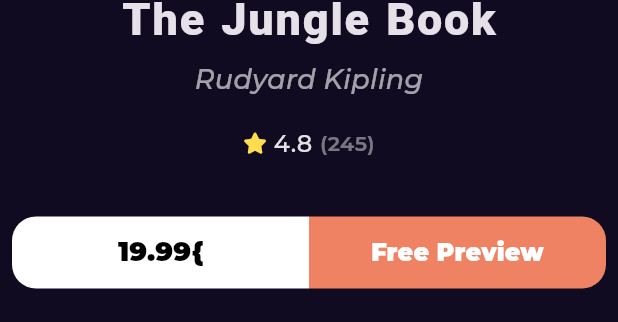
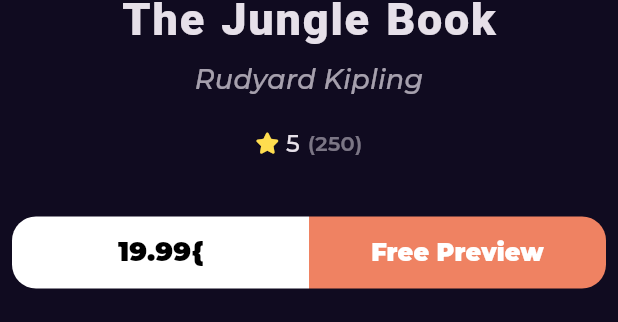
Before and after one commit to MohamedkamalSoudi/Bookly_App, a Flutter app: the BookDetailsSection widget shown alone on an empty page, opened directly, on a phone screen of 412 x 824 dp. Shown: the part 648-970 px from the top of the screen. Run offline on Flutter 3.47's test engine with Material 3 defaults, Android fonts, the phone set to English and light mode, and no system bars; drawn by our look-alikes of cached_network_image; our stand-ins replace dartz, dio, equatable, flutter_bloc, font_awesome_flutter, get_it and 2 more; network calls fail.

Commit message:
display newset books list view data

```diff
--- a/lib/Features/home/pressentation/views/data/models/book_model/volume_info.dart
+++ b/lib/Features/home/pressentation/views/data/models/book_model/volume_info.dart
@@ -15,6 +15,8 @@
   final int? pageCount;
   final String? printType;
   final List<String>? categories;
+  final int? averageRating;
+  final int? ratingsCount;
   final String? maturityRating;
   final bool? allowAnonLogging;
   final String? contentVersion;
@@ -26,6 +28,8 @@
   final String? canonicalVolumeLink;
 
   const VolumeInfo({
+    this.averageRating,
+    this.ratingsCount,
     this.title,
     this.authors,
     this.publishedDate,
@@ -64,6 +68,8 @@
         maturityRating: json['maturityRating'] as String?,
         allowAnonLogging: json['allowAnonLogging'] as bool?,
         contentVersion: json['contentVersion'] as String?,
+        averageRating: json['averageRating'] as int?,
+        ratingsCount: json['ratingsCount'] as int?,
         panelizationSummary: json['panelizationSummary'] == null
             ? null
             : PanelizationSummary.fromJson(
--- a/lib/Features/home/pressentation/views/widgets/Book_rating.dart
+++ b/lib/Features/home/pressentation/views/widgets/Book_rating.dart
@@ -4,8 +4,10 @@
 
 class BookRating extends StatelessWidget {
   const BookRating(
-      {super.key, this.mainAxisAlignment = MainAxisAlignment.start});
+      {super.key, this.mainAxisAlignment = MainAxisAlignment.start, required this.rating, required this.count});
   final MainAxisAlignment mainAxisAlignment;
+  final int  rating;
+  final int count;
   @override
   Widget build(BuildContext context) {
     return Row(
@@ -19,8 +21,8 @@
         const SizedBox(
           width: 6.3,
         ),
-        const Text(
-          '4.8',
+        Text(
+          rating.toString(),
           style: Styles.textStyle16,
         ),
         const SizedBox(
@@ -28,7 +30,7 @@
         ),
         Opacity(
           opacity: 0.5,
-          child: Text('(245)',
+          child: Text('($count)',
               style: Styles.textStyle14.copyWith(
                 fontWeight: FontWeight.w600,
               )),
--- a/lib/Features/home/pressentation/views/widgets/books_details_section.dart
+++ b/lib/Features/home/pressentation/views/widgets/books_details_section.dart
@@ -40,6 +40,8 @@
           height: 18,
         ),
         const BookRating(
+          rating: 5,
+          count: 250,
           mainAxisAlignment: MainAxisAlignment.center,
         ),
         const SizedBox(
--- a/lib/Features/home/pressentation/views/widgets/home_view_body.dart
+++ b/lib/Features/home/pressentation/views/widgets/home_view_body.dart
@@ -10,6 +10,7 @@
   @override
   Widget build(BuildContext context) {
     return const CustomScrollView(
+      physics:  BouncingScrollPhysics(),
       slivers: [
         SliverToBoxAdapter(
           child: Column(
@@ -26,7 +27,7 @@
               Padding(
                 padding: EdgeInsets.symmetric(horizontal: 30),
                 child: Text(
-                  'Best Seller',
+                  'Newset Books',
                   style: Styles.textStyle18,
                 ),
               ),
--- a/lib/Features/searsh/presentation/views/widgets/search_views_body.dart
+++ b/lib/Features/searsh/presentation/views/widgets/search_views_body.dart
@@ -1,5 +1,4 @@
 import 'package:bookly_app_1/Core/utils/styles.dart';
-import 'package:bookly_app_1/Features/home/pressentation/views/widgets/best_seller_list_view_item.dart';
 import 'package:bookly_app_1/Features/searsh/presentation/views/widgets/custom_search_text_field.dart';
 import 'package:flutter/material.dart';
 
@@ -41,7 +40,8 @@
       itemBuilder: (context, index) {
         return const Padding(
           padding: EdgeInsets.symmetric(vertical: 10),
-          child: BookListViewItem(),
+          //child: BookListViewItem(),
+          child: Text('data'),
         );
       },
     );
```
Also changed, not shown: lib/Features/home/pressentation/views/widgets/best_seller_list_view.dart (+25 -9 lines), lib/Features/home/pressentation/views/widgets/best_seller_list_view_item.dart (+14 -20 lines), lib/main.dart (+12 -9 lines).
